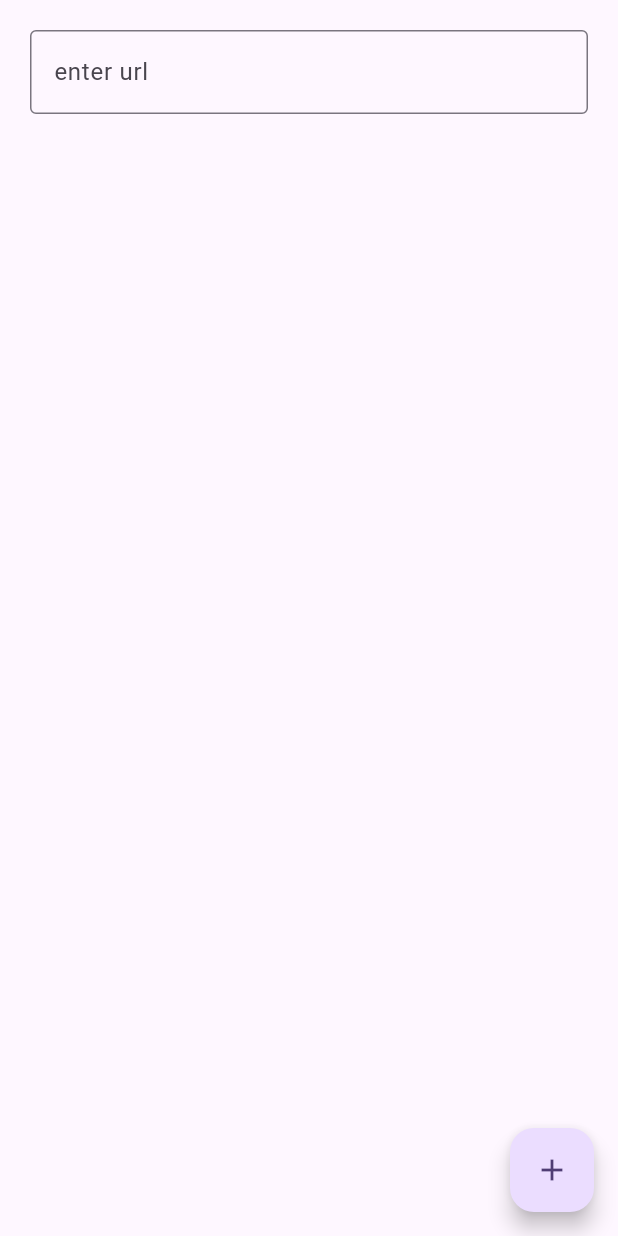
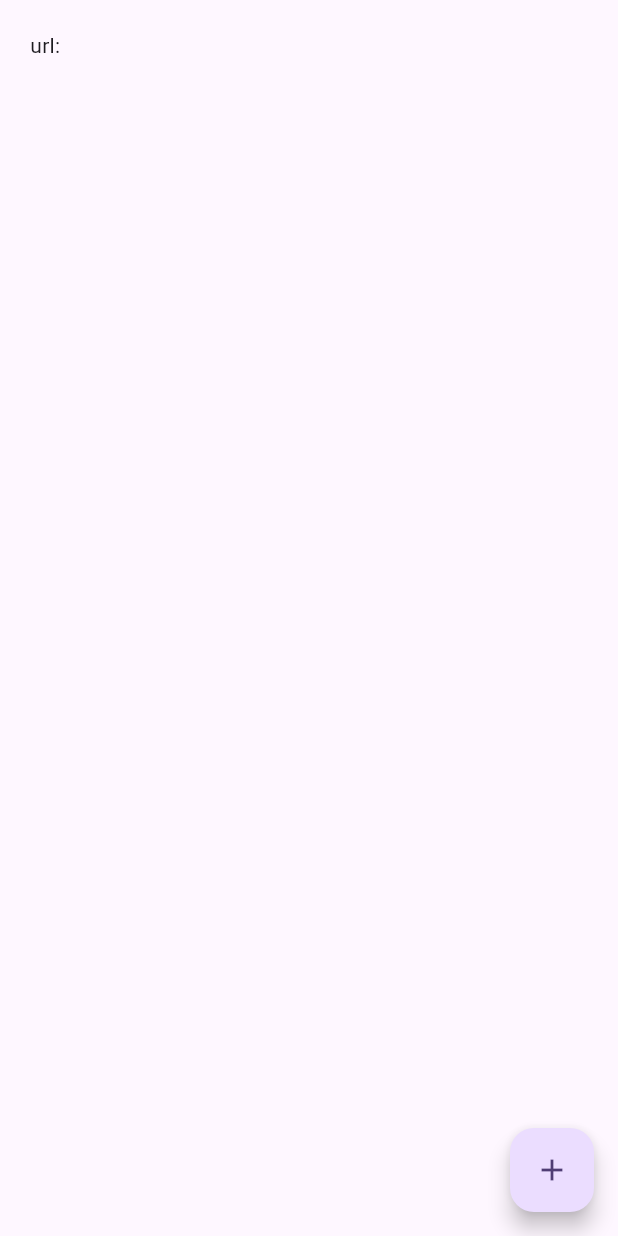
Before and after one commit to sdwxiang/flutter-demo, a Flutter app: the screen it shows after launch, after a tap on the "add" icon, on a phone screen of 412 x 824 dp. Run offline on Flutter 3.47's test engine with Material 3 defaults, Android fonts, the phone set to English and light mode, and no system bars; our stand-ins replace equatable, flutter_bloc.

```diff
--- a/lib/main.dart
+++ b/lib/main.dart
@@ -1,4 +1,6 @@
 import 'package:flutter/material.dart';
+import 'package:flutter_bloc/flutter_bloc.dart';
+import './youtube_dl_bloc.dart';
 
 void main() {
   runApp(const MyApp());
@@ -15,7 +17,10 @@ class MyApp extends StatelessWidget {
         colorScheme: ColorScheme.fromSeed(seedColor: Colors.deepPurple),
         useMaterial3: true,
       ),
-      home: const MyHomePage(),
+      home: BlocProvider(
+        create: (context) => YoutubeDLBloc(),
+        child: const MyHomePage()
+      ),
     );
   }
 }
@@ -32,10 +37,17 @@ class _MyHomePageState extends State<MyHomePage> {
 
   @override
   Widget build(BuildContext context) {
+  final bloc = BlocProvider.of<YoutubeDLBloc>(context);
+
     return Scaffold(
       body: Container(
         margin: const EdgeInsets.all(20.0),
-        child: Column(
+        child: BlocBuilder<YoutubeDLBloc, YoutubeDLState>(
+          builder:(context, state) {
+            if (state is YoutubeDLUrl) {
+              return Text('url: ${state.url}');
+            } else {
+              return Column(
                 mainAxisAlignment: MainAxisAlignment.start,
                 children: <Widget>[
                   TextField(
@@ -46,10 +58,16 @@ class _MyHomePageState extends State<MyHomePage> {
                     ),
                   )
                 ],
+              );
+            }
+          },
+          bloc: bloc,
         ),
       ),
       floatingActionButton: FloatingActionButton(
-        onPressed: _incrementCounter,
+        onPressed: () {
+          bloc.add(DownloadVideo(_controller.text));
+        },
         tooltip: 'Increment',
         child: const Icon(Icons.add),
       ),
@@ -61,8 +79,4 @@ class _MyHomePageState extends State<MyHomePage> {
     _controller.dispose();
     super.dispose();
   }
-
-  void _incrementCounter() {
-    print(_controller.text);
 }
-}
--- /dev/null
+++ b/lib/youtube_dl_bloc.dart
@@ -0,0 +1,47 @@
+import 'dart:async';
+
+import 'package:flutter_bloc/flutter_bloc.dart';
+import 'package:equatable/equatable.dart';
+
+abstract class YoutubeDLEvent extends Equatable {
+  const YoutubeDLEvent();
+}
+
+class DownloadVideo extends YoutubeDLEvent {
+  final String videoID;
+
+  const DownloadVideo(this.videoID);
+
+  @override
+  List<Object?> get props => [videoID];
+}
+
+abstract class YoutubeDLState extends Equatable {
+  const YoutubeDLState();
+}
+
+class InitState extends YoutubeDLState {
+  const InitState();
+
+  @override
+  List<Object?> get props => [];
+}
+
+class YoutubeDLUrl extends YoutubeDLState {
+  final String url;
+
+  const YoutubeDLUrl(this.url);
+
+  @override
+  List<Object?> get props => [url];
+}
+
+class YoutubeDLBloc extends Bloc<YoutubeDLEvent, YoutubeDLState> {
+  YoutubeDLBloc() : super(const InitState()) {
+    on<DownloadVideo>(_downloadVideo);
+  }
+
+  FutureOr<void> _downloadVideo(DownloadVideo event, Emitter<YoutubeDLState> emit) {
+    emit(YoutubeDLUrl(event.videoID));
+  }
+}
--- a/pubspec.yaml
+++ b/pubspec.yaml
@@ -35,6 +35,8 @@ dependencies:
   # The following adds the Cupertino Icons font to your application.
   # Use with the CupertinoIcons class for iOS style icons.
   cupertino_icons: ^1.0.6
+  flutter_bloc: ^8.1.6
+  equatable: ^2.0.5
 
 dev_dependencies:
   flutter_test:
```
Also changed, not shown: pubspec.lock. Lines whose indentation alone changed are shown as unchanged.
